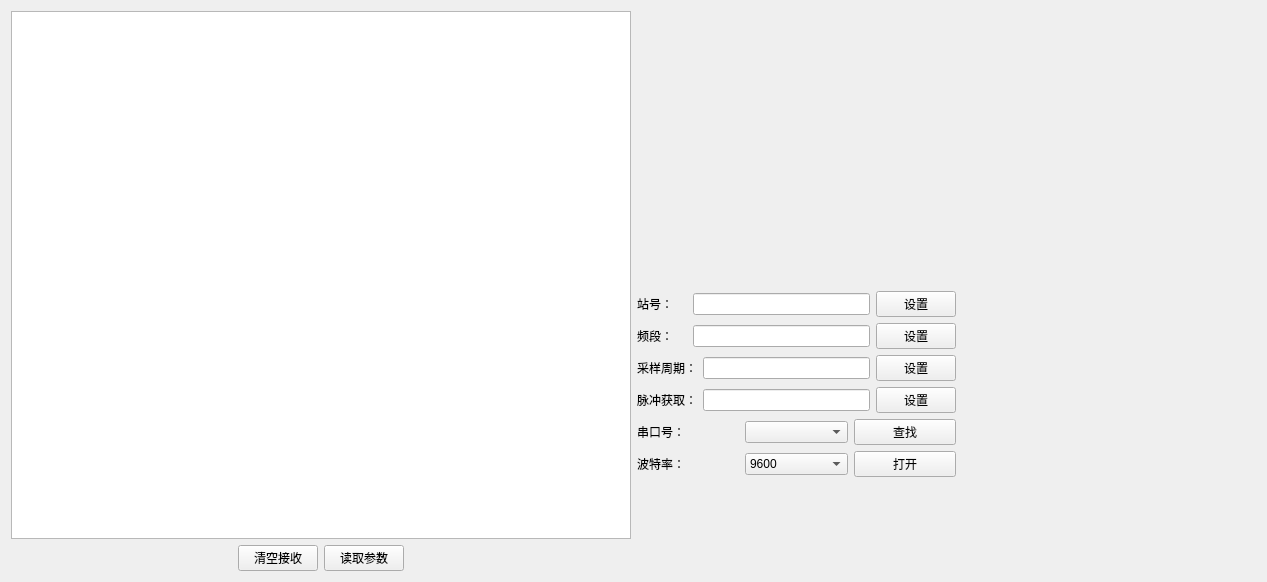
Old version of the form Phserial/widget.ui in the repository lemonvv/QtSerial.
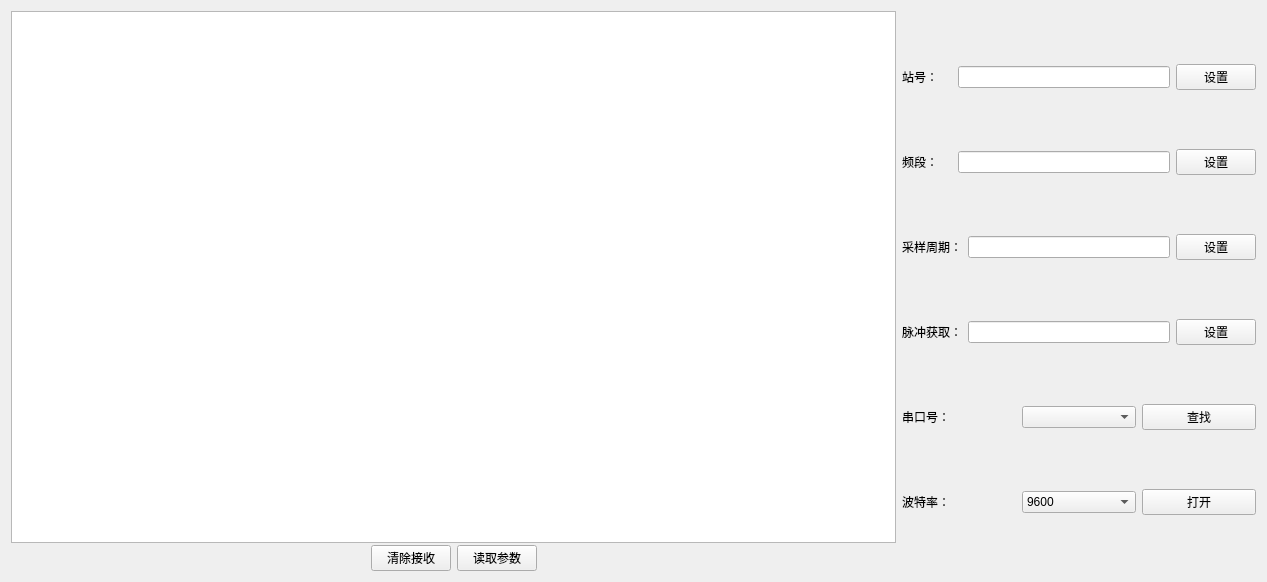
New version of the form. Icons and pictures are not drawn.

```diff
--- a/Phserial/widget.ui
+++ b/Phserial/widget.ui
@@ -20,51 +20,67 @@
    <iconset resource="ico.qrc">
     <normaloff>:/new/ico/ico/reph.ico</normaloff>:/new/ico/ico/reph.ico</iconset>
   </property>
-  <layout class="QGridLayout" name="gridLayout_2">
-   <item row="0" column="0">
-    <layout class="QGridLayout" name="gridLayout">
-     <item row="0" column="1">
-      <layout class="QVBoxLayout" name="verticalLayout_3">
+  <layout class="QHBoxLayout" name="horizontalLayout_9">
+   <item>
+    <layout class="QHBoxLayout" name="horizontalLayout_7" stretch="5,2">
+     <item>
+      <layout class="QVBoxLayout" name="verticalLayout_2" stretch="0,0">
        <property name="spacing">
-        <number>1</number>
+        <number>2</number>
        </property>
-       <property name="sizeConstraint">
-        <enum>QLayout::SetDefaultConstraint</enum>
-       </property>
-       <property name="leftMargin">
-        <number>0</number>
-       </property>
-       <property name="topMargin">
-        <number>0</number>
-       </property>
-       <property name="rightMargin">
-        <number>0</number>
-       </property>
-       <property name="bottomMargin">
-        <number>0</number>
-       </property>
+       <item>
+        <widget class="QTextBrowser" name="textBrowser_recvData"/>
+       </item>
+       <item>
+        <layout class="QHBoxLayout" name="horizontalLayout_8">
+         <item>
+          <spacer name="horizontalSpacer">
+           <property name="orientation">
+            <enum>Qt::Horizontal</enum>
+           </property>
+           <property name="sizeHint" stdset="0">
+            <size>
+             <width>40</width>
+             <height>20</height>
+            </size>
+           </property>
+          </spacer>
+         </item>
+         <item>
+          <widget class="QPushButton" name="pushButton_clearRecv">
+           <property name="text">
+            <string>清除接收</string>
+           </property>
+          </widget>
+         </item>
+         <item>
+          <widget class="QPushButton" name="pushButton_readData">
+           <property name="text">
+            <string>读取参数</string>
+           </property>
+          </widget>
+         </item>
        <item>
-        <spacer name="verticalSpacer_2">
+          <spacer name="horizontalSpacer_2">
          <property name="orientation">
-          <enum>Qt::Vertical</enum>
+            <enum>Qt::Horizontal</enum>
          </property>
          <property name="sizeHint" stdset="0">
           <size>
-           <width>20</width>
-           <height>40</height>
+             <width>40</width>
+             <height>20</height>
           </size>
          </property>
         </spacer>
        </item>
-       <item>
-        <layout class="QHBoxLayout" name="horizontalLayout_7" stretch="0,0">
-         <property name="spacing">
-          <number>0</number>
-         </property>
+        </layout>
+       </item>
+      </layout>
+     </item>
          <item>
           <layout class="QVBoxLayout" name="verticalLayout">
            <item>
-            <layout class="QHBoxLayout" name="horizontalLayout_2">
+        <layout class="QHBoxLayout" name="horizontalLayout" stretch="1,5,1">
              <item>
               <widget class="QLabel" name="label_3">
                <property name="text">
@@ -85,7 +101,7 @@
             </layout>
            </item>
            <item>
-            <layout class="QHBoxLayout" name="horizontalLayout_3">
+        <layout class="QHBoxLayout" name="horizontalLayout_2">
              <item>
               <widget class="QLabel" name="label_4">
                <property name="text">
@@ -106,7 +122,7 @@
             </layout>
            </item>
            <item>
-            <layout class="QHBoxLayout" name="horizontalLayout_4">
+        <layout class="QHBoxLayout" name="horizontalLayout_3">
              <item>
               <widget class="QLabel" name="label_5">
                <property name="text">
@@ -130,7 +146,7 @@
             </layout>
            </item>
            <item>
-            <layout class="QHBoxLayout" name="horizontalLayout_9">
+        <layout class="QHBoxLayout" name="horizontalLayout_4">
              <item>
               <widget class="QLabel" name="label_6">
                <property name="text">
@@ -151,7 +167,7 @@
             </layout>
            </item>
            <item>
-            <layout class="QHBoxLayout" name="horizontalLayout_5">
+        <layout class="QHBoxLayout" name="horizontalLayout_5" stretch="0,0,0">
              <item>
               <widget class="QLabel" name="label">
                <property name="text">
@@ -179,7 +195,7 @@
             </layout>
            </item>
            <item>
-            <layout class="QHBoxLayout" name="horizontalLayout_6">
+        <layout class="QHBoxLayout" name="horizontalLayout_6" stretch="0,0,0">
              <item>
               <widget class="QLabel" name="label_2">
                <property name="text">
@@ -189,6 +205,9 @@
              </item>
              <item>
               <widget class="QComboBox" name="comboBox_serialBaund">
+           <property name="enabled">
+            <bool>true</bool>
+           </property>
                <item>
                 <property name="text">
                  <string>9600</string>
@@ -212,90 +231,6 @@
                 <string>打开</string>
                </property>
               </widget>
-             </item>
-            </layout>
-           </item>
-           <item>
-            <spacer name="verticalSpacer">
-             <property name="orientation">
-              <enum>Qt::Vertical</enum>
-             </property>
-             <property name="sizeHint" stdset="0">
-              <size>
-               <width>20</width>
-               <height>40</height>
-              </size>
-             </property>
-            </spacer>
-           </item>
-          </layout>
-         </item>
-         <item>
-          <spacer name="horizontalSpacer_4">
-           <property name="orientation">
-            <enum>Qt::Horizontal</enum>
-           </property>
-           <property name="sizeType">
-            <enum>QSizePolicy::Maximum</enum>
-           </property>
-           <property name="sizeHint" stdset="0">
-            <size>
-             <width>300</width>
-             <height>20</height>
-            </size>
-           </property>
-          </spacer>
-         </item>
-        </layout>
-       </item>
-      </layout>
-     </item>
-     <item row="0" column="0">
-      <layout class="QVBoxLayout" name="verticalLayout_2">
-       <item>
-        <widget class="QTextBrowser" name="textBrowser_recvData"/>
-       </item>
-       <item>
-        <layout class="QHBoxLayout" name="horizontalLayout_8">
-         <item>
-          <spacer name="horizontalSpacer">
-           <property name="orientation">
-            <enum>Qt::Horizontal</enum>
-           </property>
-           <property name="sizeHint" stdset="0">
-            <size>
-             <width>40</width>
-             <height>20</height>
-            </size>
-           </property>
-          </spacer>
-         </item>
-         <item>
-          <widget class="QPushButton" name="pushButton_clearRecv">
-           <property name="text">
-            <string>清空接收</string>
-           </property>
-          </widget>
-         </item>
-         <item>
-          <widget class="QPushButton" name="pushButton_readData">
-           <property name="text">
-            <string>读取参数</string>
-           </property>
-          </widget>
-         </item>
-         <item>
-          <spacer name="horizontalSpacer_2">
-           <property name="orientation">
-            <enum>Qt::Horizontal</enum>
-           </property>
-           <property name="sizeHint" stdset="0">
-            <size>
-             <width>40</width>
-             <height>20</height>
-            </size>
-           </property>
-          </spacer>
          </item>
         </layout>
        </item>
```
Lines whose indentation alone changed are shown as unchanged.
